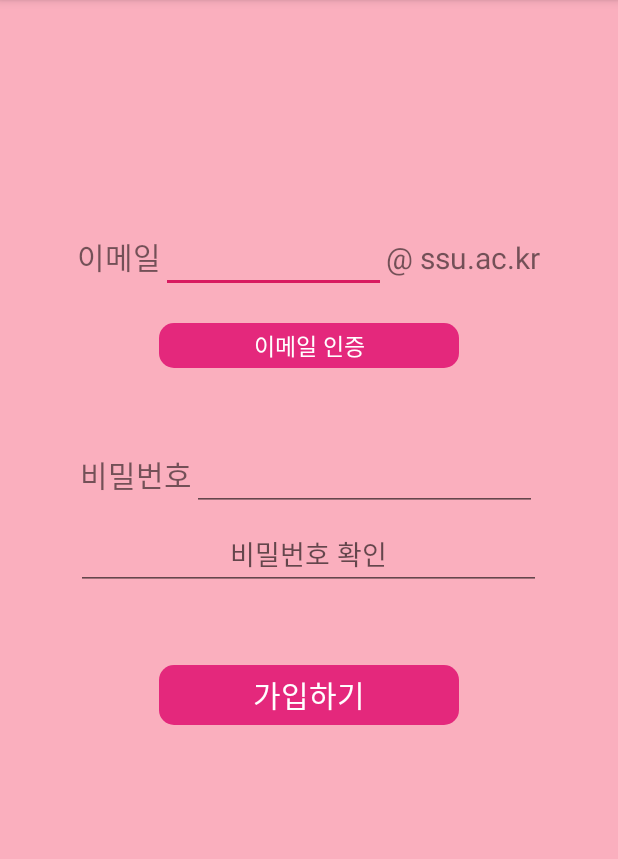
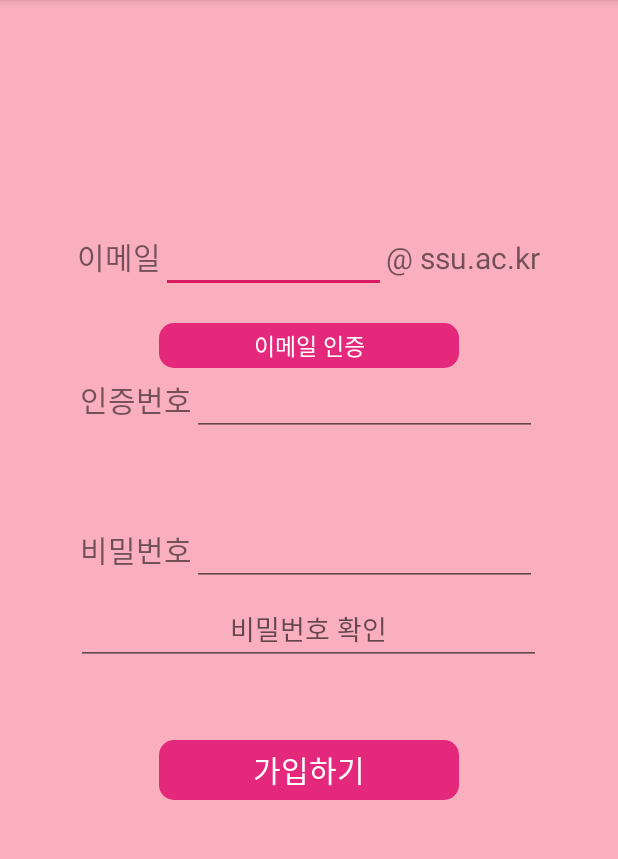
Before and after one commit to dle2005/SSU-MEET, an Android app: the RegisterPage screen opened directly, with no data from a screen before it, after a tap on "이메일 인증", on a phone screen of 412 x 824 dp, the part 84-943 px from its top. Run offline under Robolectric (Android 15) with nearby library versions, the phone set to English and light mode, and no system bars; our stand-ins replace Firebase (no records; nobody signed in at launch, a user with empty details on screens opened directly).

Commit message:
이메일 인증

```diff
--- a/SSUMEET/app/src/main/java/com/example/ssumeet/RegisterPage.java
+++ b/SSUMEET/app/src/main/java/com/example/ssumeet/RegisterPage.java
@@ -19,6 +19,7 @@ import com.google.firebase.auth.FirebaseUser;
 
 public class RegisterPage extends AppCompatActivity {
     public FirebaseAuth mAuth;
+    String srand;
 
     @Override
     protected void onCreate(Bundle savedInstanceState) {
@@ -61,9 +62,19 @@ public class RegisterPage extends AppCompatActivity {
     private void startToast(String msg) {
         Toast.makeText(this, msg, Toast.LENGTH_SHORT).show();
     }
+
     private void check() {
-        String email = ((EditText) findViewById(R.id.id)).getText().toString();
-        email = email + "@ssu.ac.kr";
+        double rand = (Math.random()*900000)+100000;
+        int arand = (int)rand;
+        srand = Integer.toString(arand);
+        String emailAddress = ((EditText) findViewById(R.id.id)).getText().toString();
+        emailAddress = emailAddress + "@ssu.ac.kr";
+        Intent email = new Intent(Intent.ACTION_SEND);
+        email.setType("plain/Text");
+        email.putExtra(Intent.EXTRA_EMAIL, emailAddress);
+        email.putExtra(Intent.EXTRA_SUBJECT, "SSU MEET 이메일 인증");
+        email.putExtra(Intent.EXTRA_TEXT, "SSU MEET 본인확인 인증번호는"+srand+"입니다.");
+        startActivity(email);
     }
 
     private void register() {
@@ -71,8 +82,12 @@ public class RegisterPage extends AppCompatActivity {
         email = email + "@ssu.ac.kr";
         String pw = ((EditText)findViewById(R.id.pw)).getText().toString();
         String pwCheck = ((EditText)findViewById(R.id.pwCheck)).getText().toString();
+        String checkNum = ((EditText)findViewById(R.id.checkNum)).getText().toString();
         if(!pw.equals(pwCheck)) {
             startToast("비밀번호가 일치하지 않습니다.");
+        }
+        else if(!checkNum.equals(srand)){
+            startToast("인증번호가 일치하지 않습니다.");
         }
         else {
             mAuth.createUserWithEmailAndPassword(email, pw)
--- a/SSUMEET/app/src/main/res/layout/registerpage.xml
+++ b/SSUMEET/app/src/main/res/layout/registerpage.xml
@@ -61,6 +61,21 @@
     <LinearLayout
         android:layout_width="wrap_content"
         android:layout_height="50dp"
+        android:layout_gravity="center"
+        android:orientation="horizontal">
+        <TextView
+            android:layout_width="wrap_content"
+            android:layout_height="wrap_content"
+            android:text="인증번호"
+            android:textSize="20dp"/>
+        <EditText
+            android:id="@+id/checkNum"
+            android:layout_width="230dp"
+            android:layout_height="wrap_content"/>
+    </LinearLayout>
+    <LinearLayout
+        android:layout_width="wrap_content"
+        android:layout_height="50dp"
         android:layout_marginTop="50dp"
         android:layout_gravity="center"
         android:orientation="horizontal">
```
